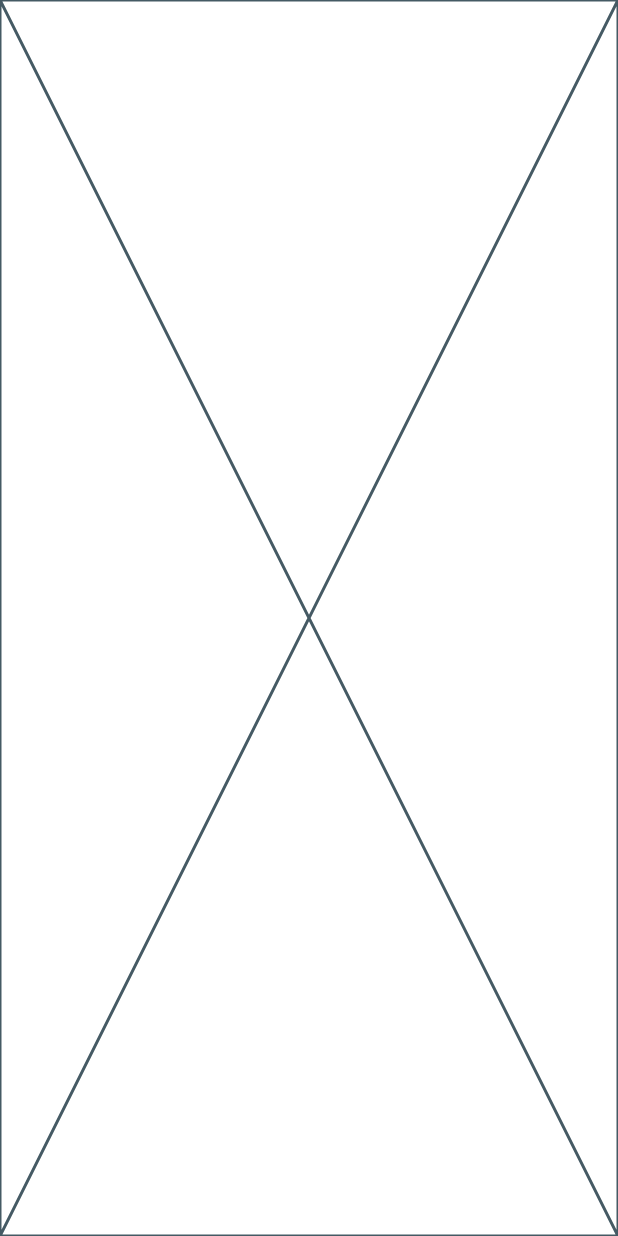
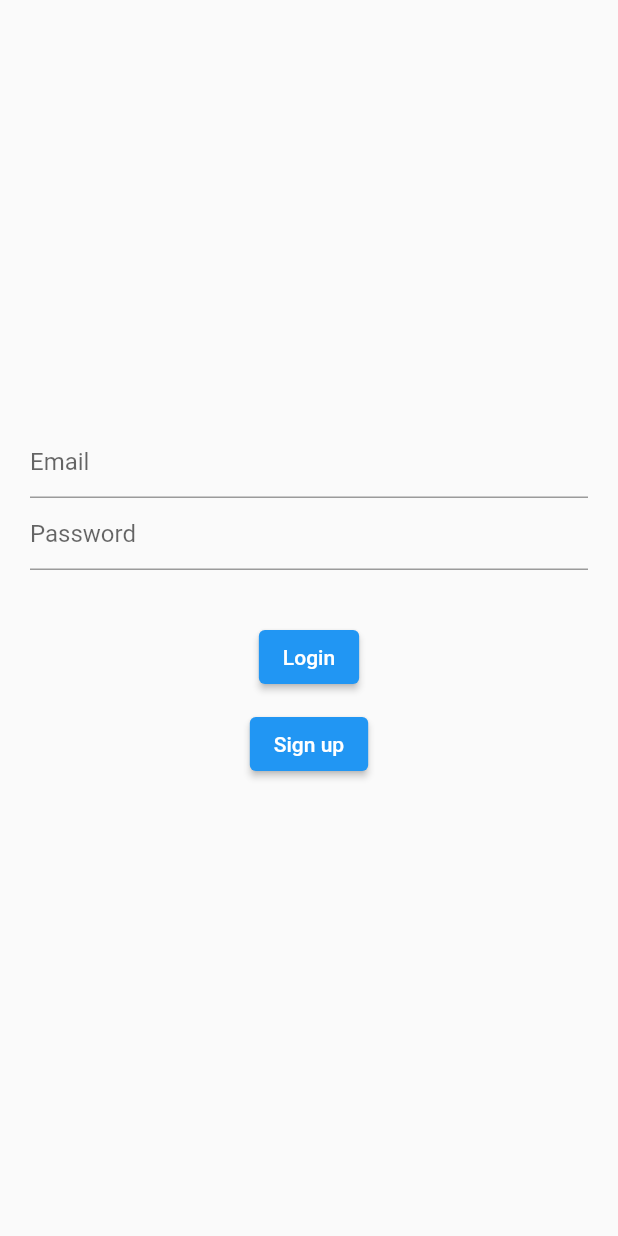
Before and after one commit to tamdev3241/Features-Practice, a Flutter app: the screen it shows after launch, on a phone screen of 412 x 824 dp. Run offline on Flutter 3.47's test engine with Material 2 defaults, Android fonts, the phone set to English and light mode, and no system bars; our stand-ins replace cloud_firestore, firebase_auth, firebase_core; accounts and stored records are empty.

Commit message:
login with email

```diff
--- a/firebase_example/lib/main.dart
+++ b/firebase_example/lib/main.dart
@@ -5,6 +5,7 @@ import 'package:flutter/foundation.dart';
 import 'package:flutter/material.dart';
 
 import 'firebase_options.dart';
+import 'src/screens/login_screen.dart';
 
 void main() async {
   WidgetsFlutterBinding.ensureInitialized();
@@ -12,29 +13,30 @@ void main() async {
     options: DefaultFirebaseOptions.currentPlatform,
   );
 
-  if (kDebugMode) {
-    try {
-      FirebaseFirestore.instance.useFirestoreEmulator("localhost", 9090);
-      await FirebaseAuth.instance.useAuthEmulator("localhost", 9090);
-    } catch (e) {
-      print(e);
-    }
-  }
+  // if (kDebugMode) {
+  //   try {
+  //     FirebaseFirestore.instance.useFirestoreEmulator("localhost", 9090);
+  //     await FirebaseAuth.instance.useAuthEmulator("localhost", 9090);
+  //   } catch (e) {
+  //     print(e);
+  //   }
+  // }
+
   runApp(const MyApp());
 }
 
 class MyApp extends StatelessWidget {
   const MyApp({super.key});
 
-  // This widget is the root of your application.
   @override
   Widget build(BuildContext context) {
     return MaterialApp(
-      title: 'Flutter Demo',
+      title: 'Firebase pratice',
+      debugShowCheckedModeBanner: false,
       theme: ThemeData(
         primarySwatch: Colors.blue,
       ),
-      home: const Placeholder(),
+      home: const LoginScreen(),
     );
   }
 }
--- /dev/null
+++ b/firebase_example/lib/src/screens/login_screen.dart
@@ -0,0 +1,135 @@
+import 'package:firebase_auth/firebase_auth.dart';
+import 'package:flutter/cupertino.dart';
+import 'package:flutter/material.dart';
+
+import '../services/auth/auth_service_impl.dart';
+import '../widgets/user_infor_view.dart';
+import 'home_screen.dart';
+
+class LoginScreen extends StatefulWidget {
+  const LoginScreen({super.key});
+
+  @override
+  State<LoginScreen> createState() => _LoginScreenState();
+}
+
+class _LoginScreenState extends State<LoginScreen> {
+  final authService = AuthServiceImpl();
+  final TextEditingController emailController = TextEditingController();
+  final TextEditingController passwordController = TextEditingController();
+  String errorMgs = "";
+  User? userSuccess;
+
+  void loginByEmail(String email, String pass) async {
+    if (email.isNotEmpty && pass.isNotEmpty) {
+      try {
+        var user = await authService.signInWithEmail(
+          emailController.text,
+          passwordController.text,
+        );
+
+        if (user != null && context.mounted) {
+          Navigator.push(
+            context,
+            CupertinoPageRoute(builder: (context) => const HomeScreen()),
+          );
+        }
+      } catch (e) {
+        setState(() {
+          errorMgs = e.toString();
+        });
+      }
+    }
+  }
+
+  void signUpByEmail(String email, String pass) async {
+    if (email.isNotEmpty && pass.isNotEmpty) {
+      try {
+        var user = await authService.signUpWithEmail(
+          emailController.text,
+          passwordController.text,
+        );
+
+        if (user != null) {
+          setState(() {
+            userSuccess = user;
+          });
+        }
+      } catch (e) {
+        setState(() {
+          errorMgs = e.toString();
+        });
+      }
+    }
+  }
+
+  @override
+  Widget build(BuildContext context) {
+    return Scaffold(
+      body: Container(
+        padding: const EdgeInsets.all(20),
+        alignment: Alignment.center,
+        child: Column(
+          mainAxisAlignment: MainAxisAlignment.center,
+          children: [
+            TextField(
+              controller: emailController,
+              decoration: const InputDecoration(
+                hintText: "Email",
+              ),
+            ),
+            TextField(
+              controller: passwordController,
+              decoration: const InputDecoration(
+                hintText: "Password",
+              ),
+            ),
+            Align(
+              alignment: Alignment.centerLeft,
+              child: Padding(
+                padding: const EdgeInsets.all(8.0),
+                child: Text(
+                  errorMgs,
+                  style: const TextStyle(
+                    fontSize: 15.0,
+                    color: Colors.red,
+                  ),
+                ),
+              ),
+            ),
+            ElevatedButton(
+              onPressed: () {
+                loginByEmail(emailController.text, passwordController.text);
+              },
+              child: const Text("Login"),
+            ),
+            const SizedBox(height: 10),
+            ElevatedButton(
+              onPressed: () {
+                signUpByEmail(emailController.text, passwordController.text);
+              },
+              child: const Text("Sign up"),
+            ),
+            const SizedBox(height: 20),
+            StreamBuilder<User?>(
+              stream: FirebaseAuth.instance.authStateChanges(),
+              builder: (context, snapshot) {
+                if (snapshot.connectionState == ConnectionState.waiting) {
+                  return const Center(
+                    child: CircularProgressIndicator(),
+                  );
+                }
+
+                if (snapshot.hasData) {
+                  return UserData(user: snapshot.data!);
+                }
+
+                return const SizedBox.shrink();
+              },
+            ),
+          ],
+        ),
+      ),
+    );
+  }
+}
--- /dev/null
+++ b/firebase_example/lib/src/services/auth/auth_service.dart
@@ -0,0 +1,7 @@
+import 'package:firebase_auth/firebase_auth.dart';
+
+abstract class AuthService {
+  Future<User?> signUpWithEmail(String email, String password);
+  Future<User?> signInWithEmail(String email, String password);
+  Future<User?> signInWithGoogle();
+}
--- /dev/null
+++ b/firebase_example/lib/src/services/auth/auth_service_impl.dart
@@ -0,0 +1,58 @@
+import 'dart:developer';
+
+import 'package:firebase_auth/firebase_auth.dart';
+
+import 'auth_service.dart';
+
+class AuthServiceImpl extends AuthService {
+  final _authInstance = FirebaseAuth.instance;
+
+  @override
+  Future<User> signInWithGoogle() {
+    throw UnimplementedError();
+  }
+
+  @override
+  Future<User?> signInWithEmail(String email, String password) async {
+    User? user;
+    try {
+      var credential = await _authInstance.signInWithEmailAndPassword(
+        email: email,
+        password: password,
+      );
+      if (credential.user != null) {
+        user = credential.user!;
+      } else {
+        throw Exception("Occured an error: User has not present !");
+      }
+
+      return user;
+    } on FirebaseAuthException catch (e) {
+      throw Exception(e.message);
+    } catch (e) {
+      throw Exception("Occured an error when sign in by Email!");
+    }
+  }
+
+  @override
+  Future<User?> signUpWithEmail(String email, String password) async {
+    User? user;
+    try {
+      var credential = await _authInstance.createUserWithEmailAndPassword(
+        email: email,
+        password: password,
+      );
+      if (credential.user != null) {
+        user = credential.user!;
+      } else {
+        throw Exception("Occured an error: User has not present !");
+      }
+
+      return user;
+    } on FirebaseAuthException catch (e) {
+      throw Exception(e.message);
+    } catch (e) {
+      throw Exception("Occured an error when sign in by Email!");
+    }
+  }
+}
```
Also changed, not shown: firebase_example/lib/src/screens/home_screen.dart (added, +15 -0 lines), firebase_example/lib/src/widgets/user_infor_view.dart (added, +74 -0 lines), firebase_example/lib/firebase_options.dart, 2 other files.
